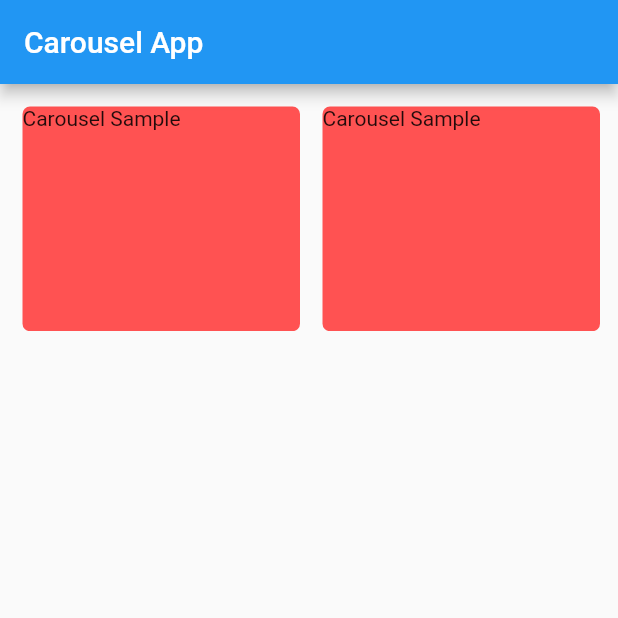
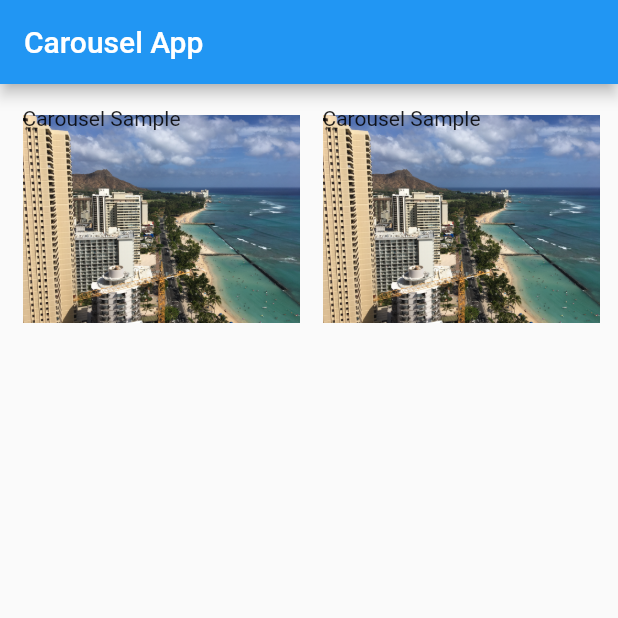
Before and after one commit to SOKu-ma/flutter_carousel_sample_app, a Flutter app: the screen it shows after launch, on a phone screen of 412 x 824 dp, the top half of it. Run offline on Flutter 3.47's test engine with Material 2 defaults, Android fonts, the phone set to English and light mode, and no system bars; our stand-ins replace flutter_riverpod.

Commit message:
カルーセルUIのお試し

```diff
--- a/lib/main.dart
+++ b/lib/main.dart
@@ -37,9 +37,10 @@ class MyHomePage extends ConsumerWidget {
               width: 200,
               child: Container(
                 decoration: BoxDecoration(
-                  // image: ,
+                  image: DecorationImage(
+                      image: AssetImage('assets/image/IMG_1.jpg')),
                   borderRadius: BorderRadius.circular(5),
-                  color: Colors.redAccent,
+                  // color: Colors.redAccent,
                 ),
                 margin: const EdgeInsets.only(left: 15, top: 15),
                 child: Text('Carousel Sample'),
--- a/pubspec.yaml
+++ b/pubspec.yaml
@@ -57,6 +57,9 @@ flutter:
   # included with your application, so that you can use the icons in
   # the material Icons class.
   uses-material-design: true
+  assets:
+    - assets/image/
+
 
   # To add assets to your application, add an assets section, like this:
   # assets:
```
Also changed, not shown: assets/image/IMG_1.jpg (added), assets/image/IMG_2.jpg (added), assets/image/IMG_3.jpg (added).
